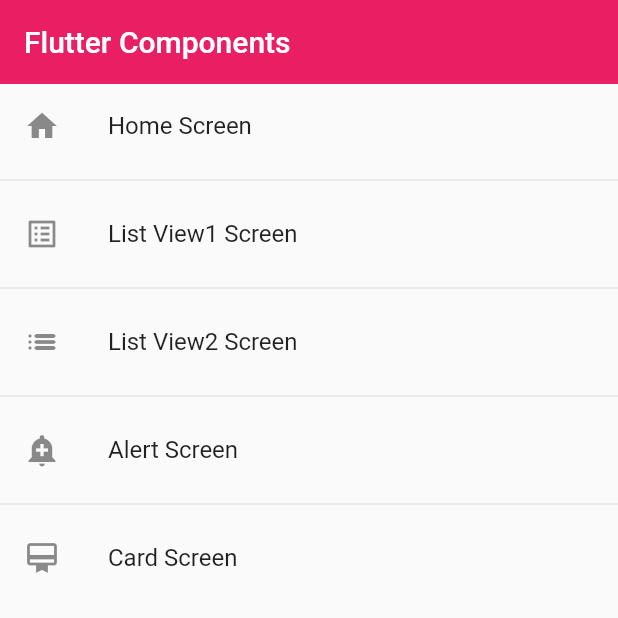
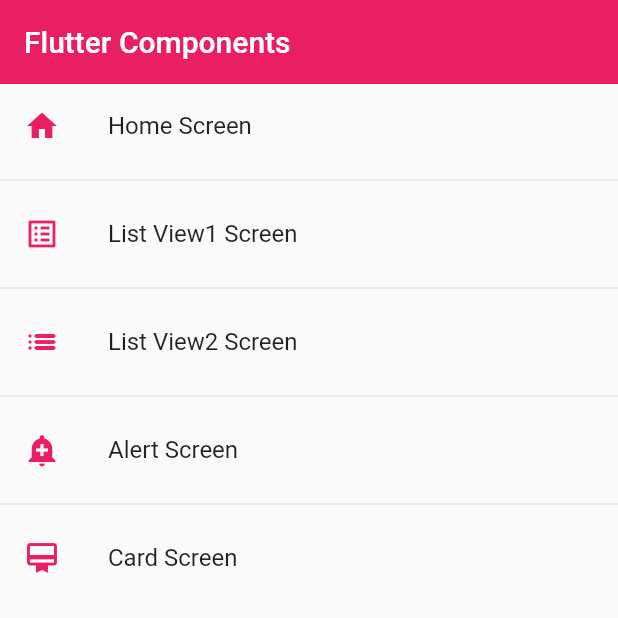
Before and after one commit to Rituzka/flutter_list_components_app, a Flutter app: the screen it shows after launch, on a phone screen of 412 x 824 dp, the top half of it. Run offline on Flutter 3.47's test engine with Material 2 defaults, Android fonts, the light colour scheme and no system bars.

Commit message:
global theme for the app and code refactor

```diff
--- a/lib/main.dart
+++ b/lib/main.dart
@@ -1,5 +1,6 @@
 import 'package:flutter/material.dart';
 import 'package:flutter_list_components_app/router/app_routes.dart';
+import 'package:flutter_list_components_app/themes/app_theme.dart';
 
 void main() => runApp(const MyApp());
 
@@ -13,6 +14,7 @@
         title: 'Material App',
         initialRoute: AppRoutes.initialRoute,
         routes: AppRoutes.getAppRoute(),
-        onGenerateRoute: AppRoutes.onGenerateRoute);
+        onGenerateRoute: AppRoutes.onGenerateRoute,
+        theme: AppTheme.lightTheme);
   }
 }
--- a/lib/screens/home_screen.dart
+++ b/lib/screens/home_screen.dart
@@ -1,4 +1,5 @@
 import 'package:flutter/material.dart';
+import 'package:flutter_list_components_app/themes/app_theme.dart';
 
 import '../router/app_routes.dart';
 
@@ -10,14 +11,13 @@
     final menuOptions = AppRoutes.menuOptions;
 
     return Scaffold(
-        appBar: AppBar(
-          title: const Text('Flutter Components'),
-          backgroundColor: Colors.pink,
-          elevation: 0,
-        ),
+        appBar: AppBar(title: const Text('Flutter Components')),
         body: ListView.separated(
             itemBuilder: (context, i) => ListTile(
-                  leading: Icon(menuOptions[i].icon),
+                  leading: Icon(
+                    menuOptions[i].icon,
+                    color: AppTheme.primary,
+                  ),
                   title: Text(menuOptions[i].name),
                   onTap: () {
                     Navigator.pushNamed(context, menuOptions[i].route);
--- a/lib/screens/listView2_screen.dart
+++ b/lib/screens/listView2_screen.dart
@@ -13,11 +13,7 @@
   @override
   Widget build(BuildContext context) {
     return Scaffold(
-        appBar: AppBar(
-          elevation: 0,
-          title: const Text('ListView 2'),
-          backgroundColor: Colors.pink,
-        ),
+        appBar: AppBar(title: const Text('ListView 2')),
         body: ListView.separated(
             itemBuilder: (context, index) => ListTile(
                   title: Text(options[index]),
--- /dev/null
+++ b/lib/themes/app_theme.dart
@@ -0,0 +1,9 @@
+import 'package:flutter/material.dart';
+
+class AppTheme {
+  static const Color primary = Colors.pink;
+
+  static final ThemeData lightTheme = ThemeData.light().copyWith(
+      primaryColor: Colors.pink,
+      appBarTheme: const AppBarTheme(color: primary, elevation: 0));
+}
```
